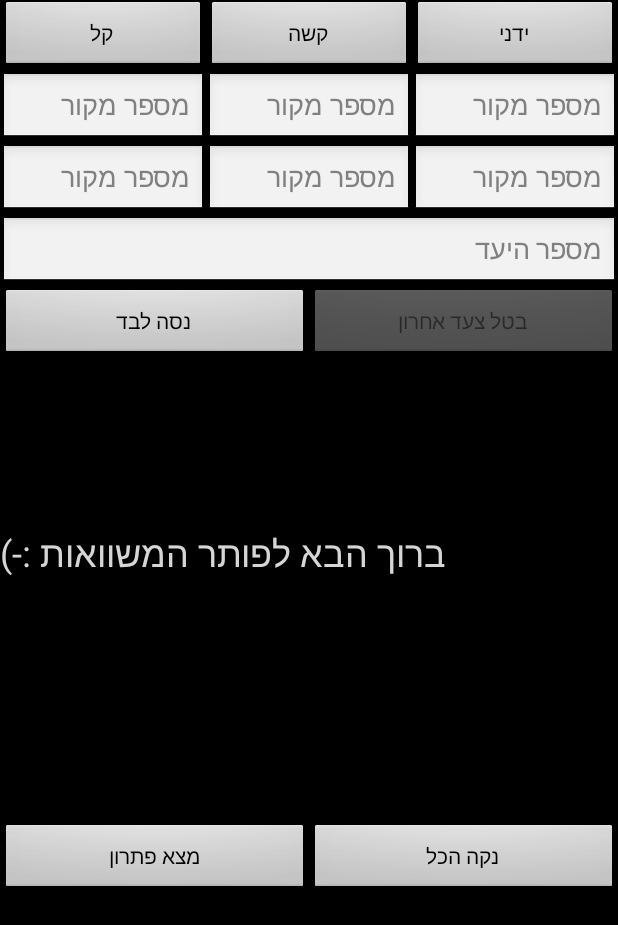
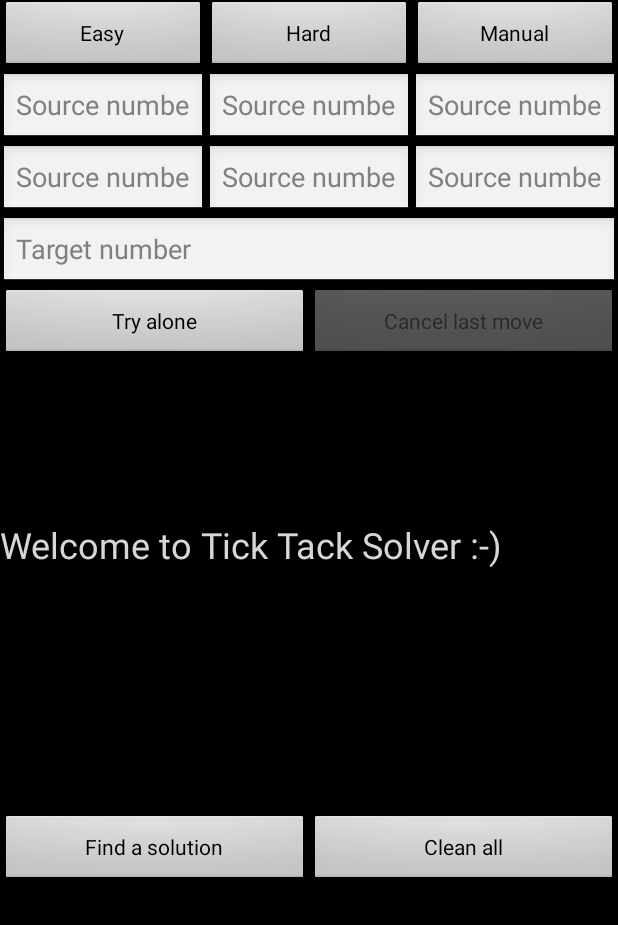
Before and after one commit to shirbenisrael/TickTakSolver, an Android app: the screen it shows after launch (MainActivity), on a phone screen of 412 x 824 dp. Shown: the top 925 px of the screen. Run offline under Robolectric (Android 15) with nearby library versions, the phone set to English and light mode, and no system bars.

Commit message:
Add English support

```diff
--- a/app/src/main/res/values/strings.xml
+++ b/app/src/main/res/values/strings.xml
@@ -1,24 +1,23 @@
 <?xml version="1.0" encoding="utf-8"?>
 <resources>
 
-    <string name="app_name">תיק תק</string>
-    <string name="hello_world">ברוך הבא לפותר המשוואות :-)</string>
-    <string name="Calculate">מצא פתרון</string>
+    <string name="app_name">Tick Tack</string>
+    <string name="hello_world">Welcome to Tick Tack Solver :-)</string>
+    <string name="Calculate">Find a solution</string>
     <string name="Plus">+</string>
     <string name="Minus">-</string>
     <string name="Mult">*</string>
     <string name="Div">/</string>
-    <string name="TryAlone">נסה לבד</string>
-    <string name="CancelLastMove">בטל צעד אחרון</string>
-    <string name="TargetNumber">מספר היעד</string>
-    <string name="SourceNumber">מספר מקור</string>
-    <string name="Clean">נקה הכל</string>
-    <string name="Easy">קל</string>
-    <string name="Hard">קשה</string>
-    <string name="Manual">ידני</string>
-    <string name="WinMessage">כל הכבוד!</string>
+    <string name="TryAlone">Try alone</string>
+    <string name="CancelLastMove">Cancel last move</string>
+    <string name="TargetNumber">Target number</string>
+    <string name="SourceNumber">Source number</string>
+    <string name="Clean">Clean all</string>
+    <string name="Easy">Easy</string>
+    <string name="Hard">Hard</string>
+    <string name="Manual">Manual</string>
+    <string name="WinMessage">Congratulations!</string>
     <string name="action_settings">Settings</string>
-    <string name="title_activity_test">TestActivity</string>
-    <string name="ShowStopper">שעון עצר</string>
+    <string name="ShowStopper">Stopper</string>
 
 </resources>
```
Also changed, not shown: 2 other files.
